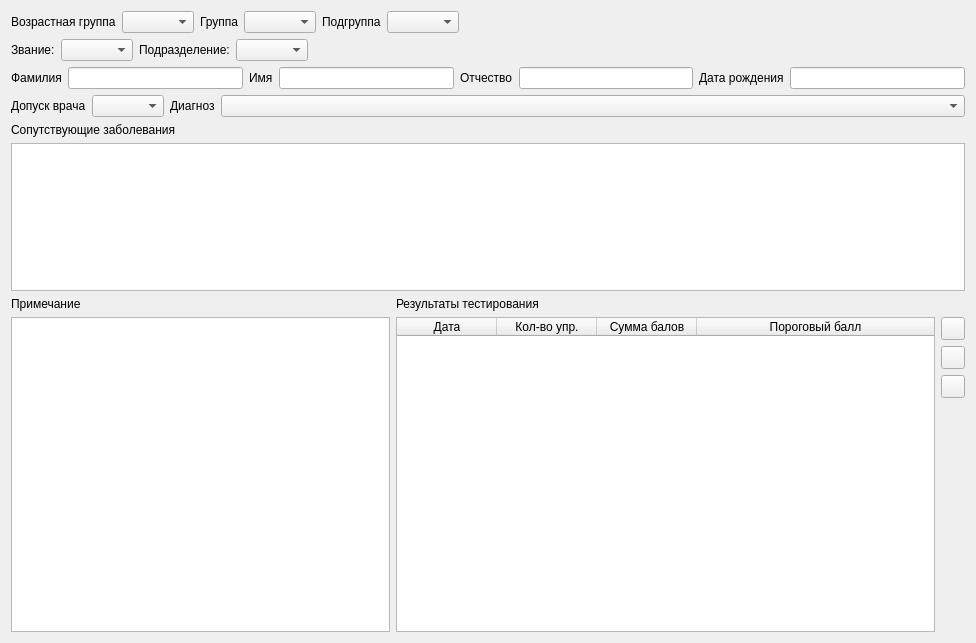
Qt form src/examinee/formexaminee.ui (rainovskyqt/PhysFitPWD) before a commit.
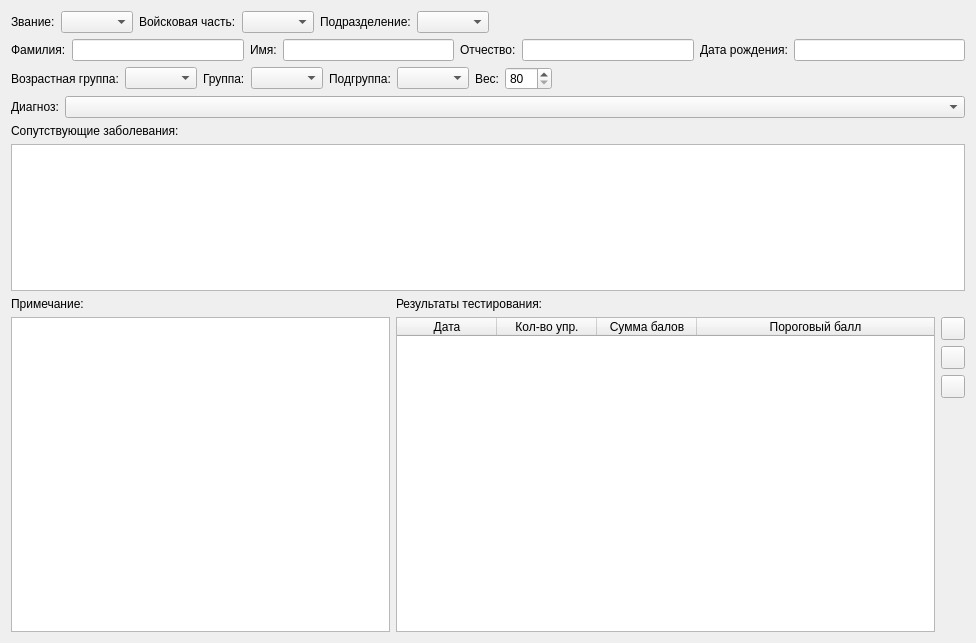
The same form after that commit. Icons and pictures are not drawn.

What changed in the file:
```diff
--- a/src/examinee/formexaminee.ui
+++ b/src/examinee/formexaminee.ui
@@ -14,53 +14,6 @@
    <string>Form</string>
   </property>
   <layout class="QVBoxLayout" name="verticalLayout_5" stretch="0,0,0,0,1,2">
-   <item>
-    <layout class="QHBoxLayout" name="horizontalLayout">
-     <item>
-      <widget class="QLabel" name="label_10">
-       <property name="text">
-        <string>Возрастная группа</string>
-       </property>
-      </widget>
-     </item>
-     <item>
-      <widget class="QComboBox" name="cb_ageGroup"/>
-     </item>
-     <item>
-      <widget class="QLabel" name="label_11">
-       <property name="text">
-        <string>Группа</string>
-       </property>
-      </widget>
-     </item>
-     <item>
-      <widget class="QComboBox" name="cb_group"/>
-     </item>
-     <item>
-      <widget class="QLabel" name="label_12">
-       <property name="text">
-        <string>Подгруппа</string>
-       </property>
-      </widget>
-     </item>
-     <item>
-      <widget class="QComboBox" name="cb_subGroup"/>
-     </item>
-     <item>
-      <spacer name="horizontalSpacer">
-       <property name="orientation">
-        <enum>Qt::Horizontal</enum>
-       </property>
-       <property name="sizeHint" stdset="0">
-        <size>
-         <width>40</width>
-         <height>20</height>
-        </size>
-       </property>
-      </spacer>
-     </item>
-    </layout>
-   </item>
    <item>
     <layout class="QHBoxLayout" name="horizontalLayout_4">
      <item>
@@ -76,13 +29,23 @@
      <item>
       <widget class="QLabel" name="label">
        <property name="text">
-        <string>Подразделение:</string>
+        <string>Войсковая часть:</string>
        </property>
       </widget>
      </item>
      <item>
       <widget class="QComboBox" name="cb_department"/>
      </item>
+     <item>
+      <widget class="QLabel" name="label_15">
+       <property name="text">
+        <string>Подразделение:</string>
+       </property>
+      </widget>
+     </item>
+     <item>
+      <widget class="QComboBox" name="cb_subdivision"/>
+     </item>
      <item>
       <spacer name="horizontalSpacer_2">
        <property name="orientation">
@@ -103,7 +66,7 @@
      <item>
       <widget class="QLabel" name="label_2">
        <property name="text">
-        <string>Фамилия</string>
+        <string>Фамилия:</string>
        </property>
       </widget>
      </item>
@@ -117,7 +80,7 @@
      <item>
       <widget class="QLabel" name="label_4">
        <property name="text">
-        <string>Имя</string>
+        <string>Имя:</string>
        </property>
       </widget>
      </item>
@@ -131,7 +94,7 @@
      <item>
       <widget class="QLabel" name="label_5">
        <property name="text">
-        <string>Отчество</string>
+        <string>Отчество:</string>
        </property>
       </widget>
      </item>
@@ -145,35 +108,85 @@
      <item>
       <widget class="QLabel" name="label_8">
        <property name="text">
-        <string>Дата рождения</string>
+        <string>Дата рождения:</string>
        </property>
       </widget>
      </item>
      <item>
-      <widget class="QLineEdit" name="line_born">
-       <property name="text">
-        <string/>
-       </property>
-      </widget>
+      <widget class="QLineEdit" name="line_born"/>
      </item>
     </layout>
    </item>
    <item>
-    <layout class="QHBoxLayout" name="horizontalLayout_3" stretch="0,0,0,1">
+    <layout class="QHBoxLayout" name="horizontalLayout">
+     <item>
+      <widget class="QLabel" name="label_10">
+       <property name="text">
+        <string>Возрастная группа:</string>
+       </property>
+      </widget>
+     </item>
+     <item>
+      <widget class="QComboBox" name="cb_ageGroup"/>
+     </item>
+     <item>
+      <widget class="QLabel" name="label_11">
+       <property name="text">
+        <string>Группа:</string>
+       </property>
+      </widget>
+     </item>
+     <item>
+      <widget class="QComboBox" name="cb_group"/>
+     </item>
+     <item>
+      <widget class="QLabel" name="label_12">
+       <property name="text">
+        <string>Подгруппа:</string>
+       </property>
+      </widget>
+     </item>
+     <item>
+      <widget class="QComboBox" name="cb_subGroup"/>
+     </item>
      <item>
       <widget class="QLabel" name="label_6">
        <property name="text">
-        <string>Допуск врача</string>
+        <string>Вес:</string>
        </property>
       </widget>
      </item>
      <item>
-      <widget class="QComboBox" name="cb_clearance"/>
+      <widget class="QSpinBox" name="dsb_weght">
+       <property name="minimum">
+        <number>80</number>
+       </property>
+       <property name="maximum">
+        <number>200</number>
+       </property>
+      </widget>
      </item>
+     <item>
+      <spacer name="horizontalSpacer">
+       <property name="orientation">
+        <enum>Qt::Horizontal</enum>
+       </property>
+       <property name="sizeHint" stdset="0">
+        <size>
+         <width>40</width>
+         <height>20</height>
+        </size>
+       </property>
+      </spacer>
+     </item>
+    </layout>
+   </item>
+   <item>
+    <layout class="QHBoxLayout" name="horizontalLayout_3" stretch="0,1">
      <item>
       <widget class="QLabel" name="label_7">
        <property name="text">
-        <string>Диагноз</string>
+        <string>Диагноз:</string>
        </property>
       </widget>
      </item>
@@ -187,7 +200,7 @@
      <item>
       <widget class="QLabel" name="label_9">
        <property name="text">
-        <string>Сопутствующие заболевания</string>
+        <string>Сопутствующие заболевания:</string>
        </property>
       </widget>
      </item>
@@ -207,7 +220,7 @@
        <item>
         <widget class="QLabel" name="label_13">
          <property name="text">
-          <string>Примечание</string>
+          <string>Примечание:</string>
          </property>
         </widget>
        </item>
@@ -225,7 +238,7 @@
        <item>
         <widget class="QLabel" name="label_14">
          <property name="text">
-          <string>Результаты тестирования</string>
+          <string>Результаты тестирования:</string>
          </property>
         </widget>
        </item>
```
